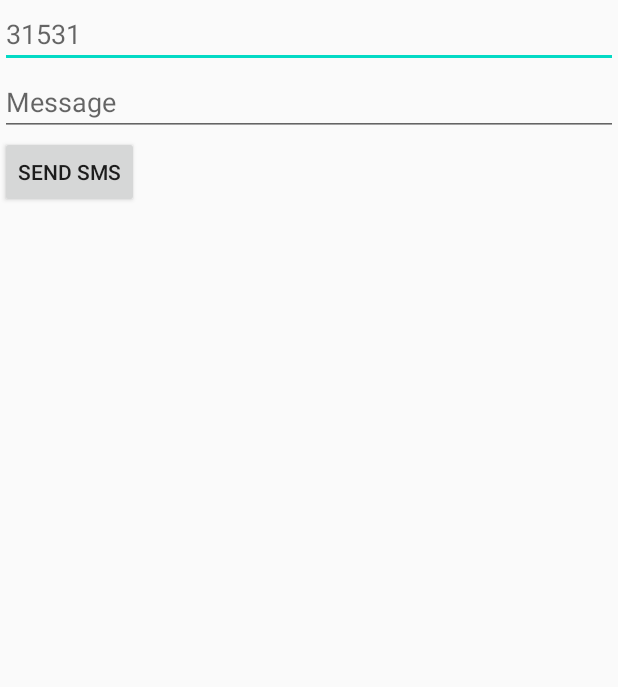
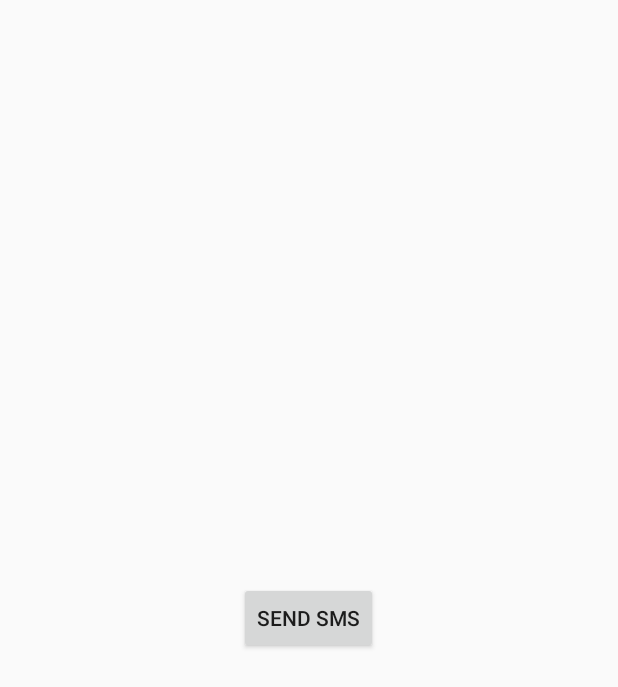
Before and after one commit to WisdomHove/Gender-Based-Violence-Speed-Dial-App, an Android app: the layout activity_sms.xml on its own in the app's theme, with its tools: preview values and no code run, on a phone screen of 412 x 824 dp. Shown: the top 687 px of the screen. Run offline under Robolectric (Android 15) with nearby library versions, the light colour scheme and no system bars.

Commit message:
Gooogle Play Review(changing the SMS Activity, removing SMS permissions)

```diff
--- a/app/src/main/AndroidManifest.xml
+++ b/app/src/main/AndroidManifest.xml
@@ -2,7 +2,6 @@
 <manifest xmlns:android="http://schemas.android.com/apk/res/android"
     package="capenexis.co.za.gbvsms">
 
-    <uses-permission android:name="android.permission.SEND_SMS"/>
     <uses-permission android:name="android.permission.INTERNET" />
 
 
--- a/app/src/main/java/capenexis/co/za/gbvsms/MainActivity.java
+++ b/app/src/main/java/capenexis/co/za/gbvsms/MainActivity.java
@@ -3,9 +3,11 @@ package capenexis.co.za.gbvsms;
 import android.content.Intent;
 import android.net.Uri;
 import android.os.Bundle;
+import android.util.Log;
 import android.view.View;
 import android.view.View.OnClickListener;
 import android.widget.Button;
+import android.widget.Toast;
 
 import androidx.appcompat.app.AppCompatActivity;
 
--- a/app/src/main/res/layout/activity_sms.xml
+++ b/app/src/main/res/layout/activity_sms.xml
@@ -1,29 +1,16 @@
 <?xml version="1.0" encoding="utf-8"?>
-<LinearLayout
-    xmlns:android="http://schemas.android.com/apk/res/android"
-    xmlns:tools="http://schemas.android.com/tools"
-    android:id="@+id/activity_main"
-    android:orientation="vertical"
-    android:layout_width="match_parent"
-    android:layout_height="match_parent"
-    tools:context="capenexis.co.za.gbvsms.SMSActivity">
-
-    <EditText
-        android:id="@+id/phoneNumber"
-        android:layout_width="match_parent"
-        android:layout_height="wrap_content"
-        android:hint="31531"
-        android:inputType="phone" />
-
-    <EditText
-        android:id="@+id/message"
-        android:hint="Message"
-        android:layout_width="match_parent"
-        android:layout_height="wrap_content"/>
+<RelativeLayout
+    android:id="@+id/relativeLayout1"
+    android:layout_width="fill_parent"
+    android:layout_height="fill_parent"
+    xmlns:android="http://schemas.android.com/apk/res/android">
 
     <Button
-        android:id="@+id/sendSMS"
+        android:id="@+id/btnSendSMS"
+        android:layout_height="wrap_content"
+        android:layout_width="wrap_content"
         android:text="Send SMS"
-        android:layout_width="wrap_content"
-        android:layout_height="wrap_content"/>
-</LinearLayout>
+        android:layout_centerInParent="true"
+        android:onClick="sendSMS">
+    </Button>
+</RelativeLayout>
```
Also changed, not shown: app/src/main/java/capenexis/co/za/gbvsms/SMSActivity.java (+11 -84 lines).
